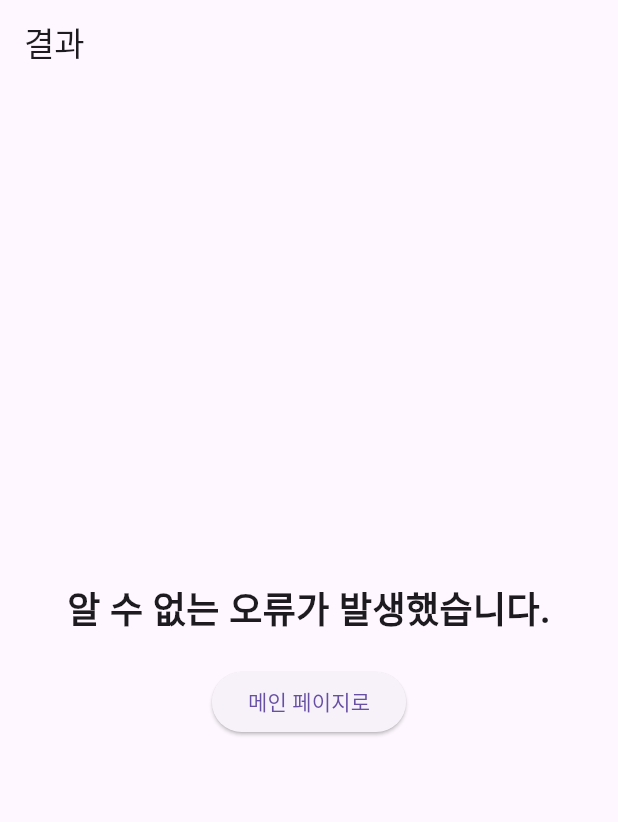
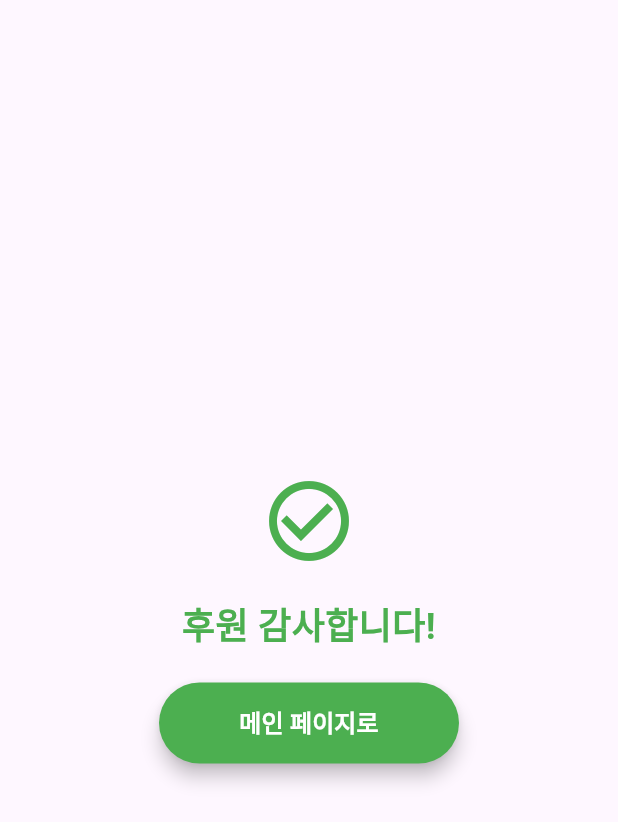
Before and after one commit to Chirp-Aid/chrip_aid_Front_ver2, a Flutter app: the OrphanageResultScreen screen opened by its route, on a phone screen of 412 x 824 dp. Shown: the top 822 px of the screen. Run offline on Flutter 3.47's test engine with Material 3 defaults, Android fonts, the phone set to English and light mode, and no system bars; our stand-ins replace card_swiper, dio, firebase_core, firebase_messaging, flutter_dotenv, flutter_local_notifications and 13 more; missing offline and left inert: android_intent_plus, aws_s3_upload, flutter_sliding_up_panel, google_api_headers, google_geocoding, google_maps_flutter_android and 3 more; accounts and stored records are empty; generated files the repository leaves out were written again.

```diff
--- a/lib/common/go_router/go_router.dart
+++ b/lib/common/go_router/go_router.dart
@@ -362,10 +362,10 @@ final routerProvider = Provider<GoRouter>((ref) {
         path: '/orphanage_result',
         name: OrphanageResultScreen.routeName,
         builder: (context, state) {
-          final statusCode = state.extra as int? ?? 0; // 상태 코드를 전달
-          return OrphanageResultScreen(statusCode: statusCode);
+          return const OrphanageResultScreen();
         },
       ),
+
       GoRoute(
         path: '/alarm',
         builder: (_, __) => const AlarmScreen(), // 하나의 알람 화면으로 이동
--- a/lib/orphanage/model/service/orphanage_basket_service.dart
+++ b/lib/orphanage/model/service/orphanage_basket_service.dart
@@ -22,6 +22,7 @@ class OrphanageBasketService {
       getOrphanageBasket() async {
     try {
       final data = await repository.getOrphanageBasket();
+      print("Basket Response: ${data.toString()}");
       return ResponseEntity.success(entity: data);
     } catch (e) {
       return ResponseEntity.error(message: e.toString());
@@ -66,13 +67,7 @@ class OrphanageBasketService {
   ) async {
     try {
       final response = await repository.donate(dto);
-      if (response.statusCode == 201) {
-        return ResponseEntity.success(message: "후원이 성공적으로 완료되었습니다!");
-      } else {
-        return ResponseEntity.error(
-          message: response.data['message'] ?? "알 수 없는 오류가 발생했습니다?",
-        );
-      }
+      print("Repository Response: ${response.toString()}"); // 응답 로그 출력
       return getOrphanageBasket();
     } catch (e) {
       return ResponseEntity.error(message: e.toString());
--- a/lib/orphanage/view/orphanage_result_screen.dart
+++ b/lib/orphanage/view/orphanage_result_screen.dart
@@ -4,49 +4,54 @@ import 'package:go_router/go_router.dart';
 class OrphanageResultScreen extends StatelessWidget {
   static const routeName = '/orphanage_result';
 
-  final int statusCode; // HTTP 상태 코드를 전달받음
-
-  const OrphanageResultScreen({Key? key, required this.statusCode}) : super(key: key);
-
-  String getMessageByStatusCode() {
-    switch (statusCode) {
-      case 201:
-        return "후원 감사합니다!";
-      case 401:
-        return "권한이 없습니다. 다시 로그인 해주세요.";
-      case 404:
-        return "해당 요청을 찾을 수 없습니다.";
-      case 409:
-        return "이미 기부가 완료되었거나 요청을 확인해주세요.";
-      default:
-        return "알 수 없는 오류가 발생했습니다.";
-    }
-  }
+  const OrphanageResultScreen({Key? key}) : super(key: key);
 
   @override
   Widget build(BuildContext context) {
     return Scaffold(
-      appBar: AppBar(
-        title: const Text("결과"),
-      ),
       body: Center(
         child: Column(
           mainAxisAlignment: MainAxisAlignment.center,
           children: [
-            Text(
-              getMessageByStatusCode(),
-              style: const TextStyle(
+            const Icon(
+              Icons.check_circle_outline,
+              color: Colors.green,
+              size: 64,
+            ),
+            const SizedBox(height: 20),
+            const Text(
+              "후원 감사합니다!",
+              style: TextStyle(
                 fontSize: 24,
                 fontWeight: FontWeight.bold,
+                color: Colors.green,
               ),
               textAlign: TextAlign.center,
             ),
             const SizedBox(height: 20),
-            ElevatedButton(
-              onPressed: () {
-                context.go('/'); // 메인 페이지로 이동
-              },
-              child: const Text("메인 페이지로"),
+            SizedBox(
+              width: 200, // 버튼 너비 설정
+              child: ElevatedButton(
+                onPressed: () {
+                  context.go('/'); // 메인 페이지로 이동
+                },
+                style: ElevatedButton.styleFrom(
+                  backgroundColor: Colors.green, // 버튼 색상
+                  foregroundColor: Colors.white, // 텍스트 색상
+                  padding: const EdgeInsets.symmetric(vertical: 15), // 버튼 높이
+                  shape: RoundedRectangleBorder(
+                    borderRadius: BorderRadius.circular(30), // 둥근 모서리
+                  ),
+                  elevation: 5, // 그림자 효과
+                ),
+                child: const Text(
+                  "메인 페이지로",
+                  style: TextStyle(
+                    fontSize: 16,
+                    fontWeight: FontWeight.bold,
+                  ),
+                ),
+              ),
             ),
           ],
         ),
```
Also changed, not shown: lib/orphanage/viewmodel/orphanage_basket_viewmodel.dart (+11 -16 lines).
